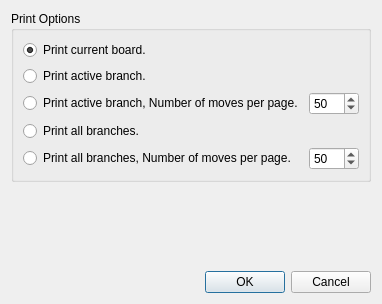
nullx002/mugo, file printoptiondialog.ui: the form before one commit.
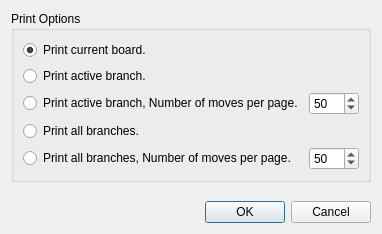
The form after the commit.

```diff
--- a/printoptiondialog.ui
+++ b/printoptiondialog.ui
@@ -7,7 +7,7 @@
     <x>0</x>
     <y>0</y>
     <width>376</width>
-    <height>304</height>
+    <height>234</height>
    </rect>
   </property>
   <property name="windowTitle">
```
